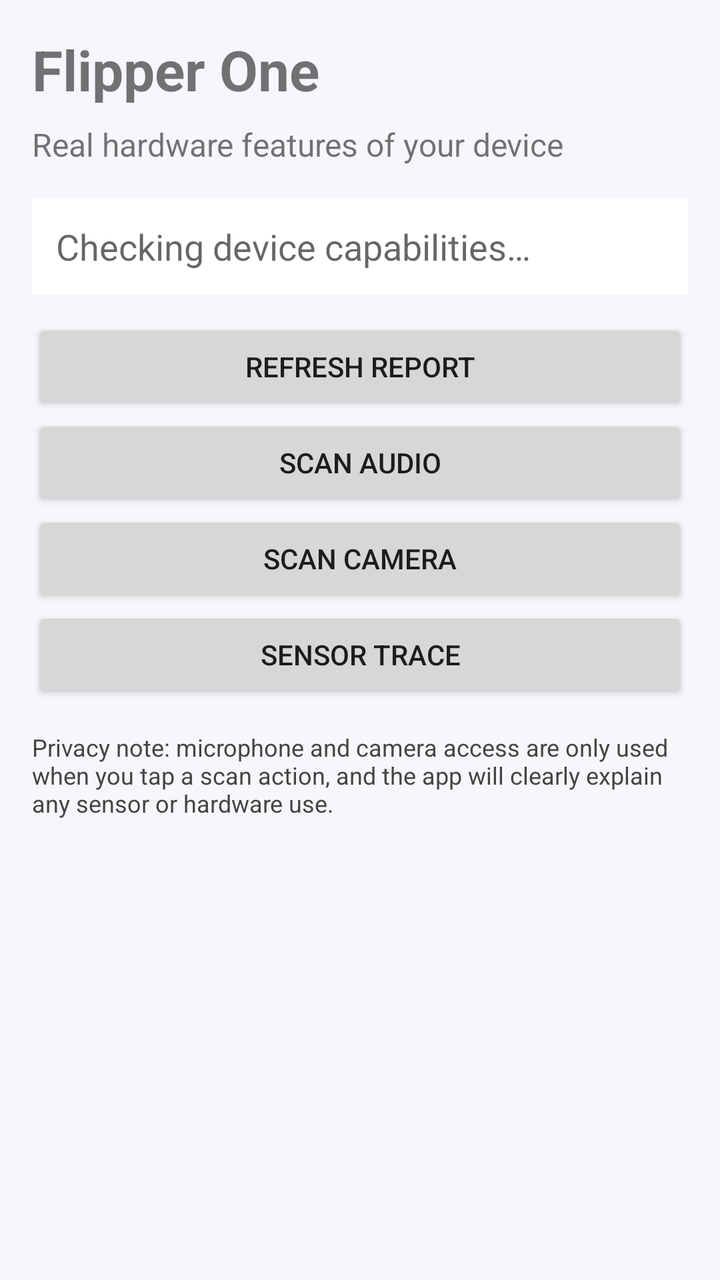
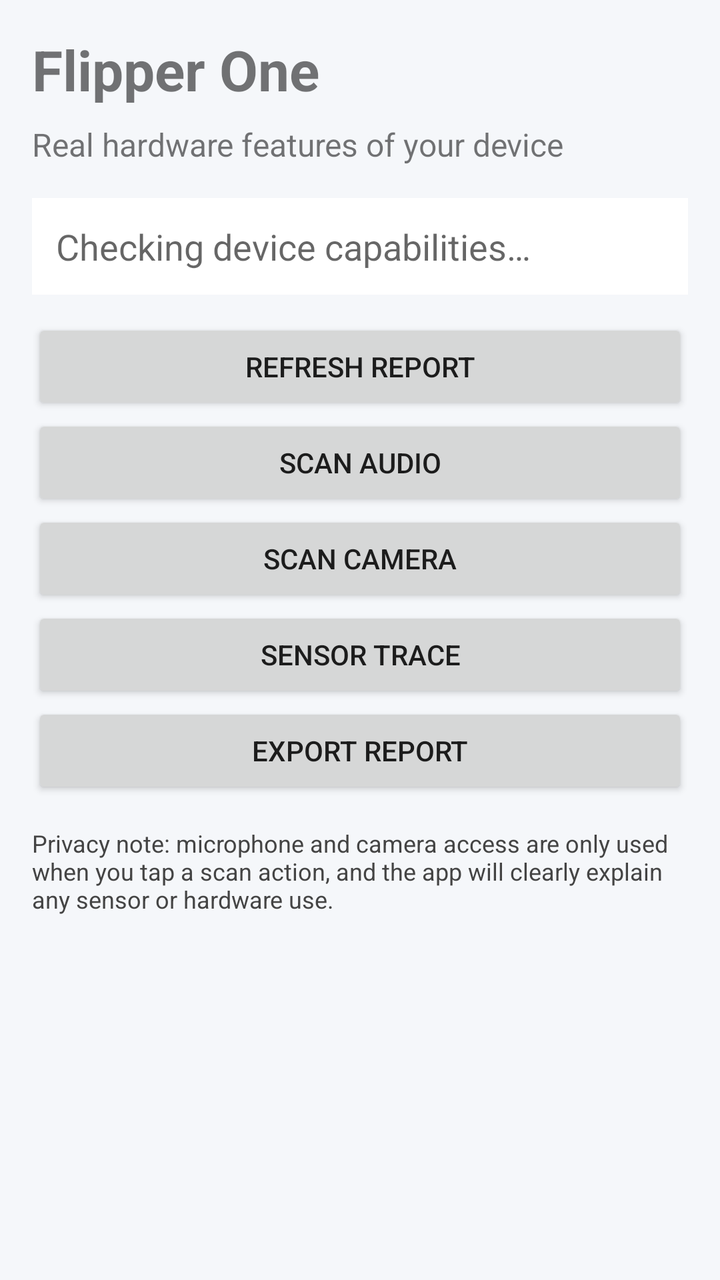

The first picture is an Android layout as it rendered before a commit; the second is the same layout after the commit. The layout source and the unified diff follow.
<!-- AndroidManifest.xml: application theme Theme.AppCompat.Light.NoActionBar -->
<!-- res/layout/activity_main.xml -->
<?xml version="1.0" encoding="utf-8"?>
<ScrollView xmlns:android="http://schemas.android.com/apk/res/android"
    android:layout_width="match_parent"
    android:layout_height="match_parent"
    android:background="#F5F7FA"
    android:padding="16dp">

    <LinearLayout
        android:layout_width="match_parent"
        android:layout_height="wrap_content"
        android:orientation="vertical">

        <TextView
            android:id="@+id/tvTitle"
            android:layout_width="match_parent"
            android:layout_height="wrap_content"
            android:text="@string/app_name"
            android:textSize="28sp"
            android:textStyle="bold"
            android:paddingBottom="8dp" />

        <TextView
            android:id="@+id/tvSubtitle"
            android:layout_width="match_parent"
            android:layout_height="wrap_content"
            android:text="@string/subtitle"
            android:textSize="16sp"
            android:paddingBottom="16dp" />

        <TextView
            android:id="@+id/tvReport"
            android:layout_width="match_parent"
            android:layout_height="wrap_content"
            android:text="@string/report_placeholder"
            android:textAppearance="?android:attr/textAppearanceMedium"
            android:background="#FFFFFF"
            android:padding="12dp"
            android:layout_marginBottom="12dp" />

        <ProgressBar
            android:id="@+id/progress"
            style="?android:attr/progressBarStyleSmall"
            android:layout_width="wrap_content"
            android:layout_height="wrap_content"
            android:visibility="gone"
            android:layout_marginBottom="12dp" />

        <Button
            android:id="@+id/btnRefresh"
            android:layout_width="match_parent"
            android:layout_height="wrap_content"
            android:text="@string/btn_refresh" />

        <Button
            android:id="@+id/btnScanAudio"
            android:layout_width="match_parent"
            android:layout_height="wrap_content"
            android:text="@string/btn_audio" />

        <Button
            android:id="@+id/btnScanCamera"
            android:layout_width="match_parent"
            android:layout_height="wrap_content"
            android:text="@string/btn_camera" />

        <Button
            android:id="@+id/btnSensorTrace"
            android:layout_width="match_parent"
            android:layout_height="wrap_content"
            android:text="@string/btn_sensors" />

        <TextView
            android:id="@+id/tvPrivacy"
            android:layout_width="match_parent"
            android:layout_height="wrap_content"
            android:text="@string/privacy_notice"
            android:textSize="12sp"
            android:textColor="#444444"
            android:paddingTop="14dp" />

    </LinearLayout>
</ScrollView>
<!-- resources referenced by this layout -->
<resources>
  <string name="app_name">Flipper One</string>
  <string name="btn_audio">Scan audio</string>
  <string name="btn_camera">Scan camera</string>
  <string name="btn_refresh">Refresh report</string>
  <string name="btn_sensors">Sensor trace</string>
  <string name="privacy_notice">Privacy note: microphone and camera access are only used when you tap a scan action, and the app will clearly explain any sensor or hardware use.</string>
  <string name="report_placeholder">Checking device capabilities…</string>
  <string name="subtitle">Real hardware features of your device</string>
</resources>

<!-- the commit's change to res/layout/activity_main.xml (unified diff, before → after) -->
@@ -69,6 +69,12 @@
             android:layout_height="wrap_content"
             android:text="@string/btn_sensors" />
 
+        <Button
+            android:id="@+id/btnExport"
+            android:layout_width="match_parent"
+            android:layout_height="wrap_content"
+            android:text="@string/btn_export" />
+
         <TextView
             android:id="@+id/tvPrivacy"
             android:layout_width="match_parent"
<!-- resource entries referenced after the edit -->
@@ -3,6 +3,7 @@
   <string name="app_name">Flipper One</string>
   <string name="btn_audio">Scan audio</string>
   <string name="btn_camera">Scan camera</string>
+  <string name="btn_export">Export report</string>
   <string name="btn_refresh">Refresh report</string>
   <string name="btn_sensors">Sensor trace</string>
   <string name="privacy_notice">Privacy note: microphone and camera access are only used when you tap a scan action, and the app will clearly explain any sensor or hardware use.</string>
